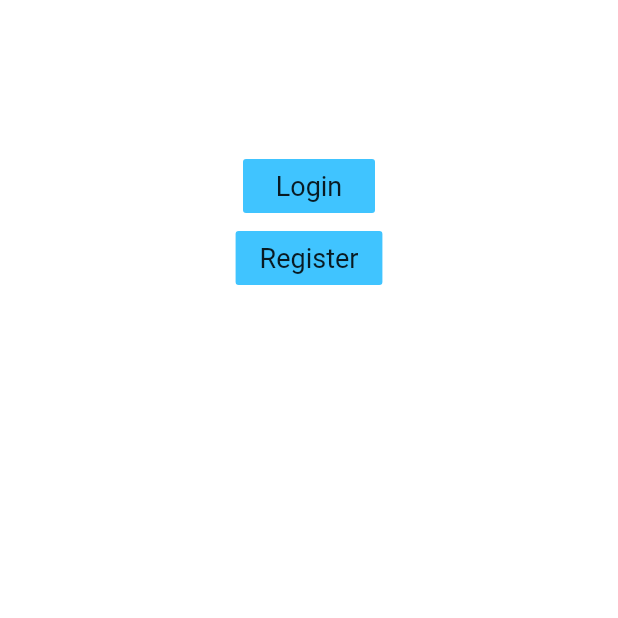
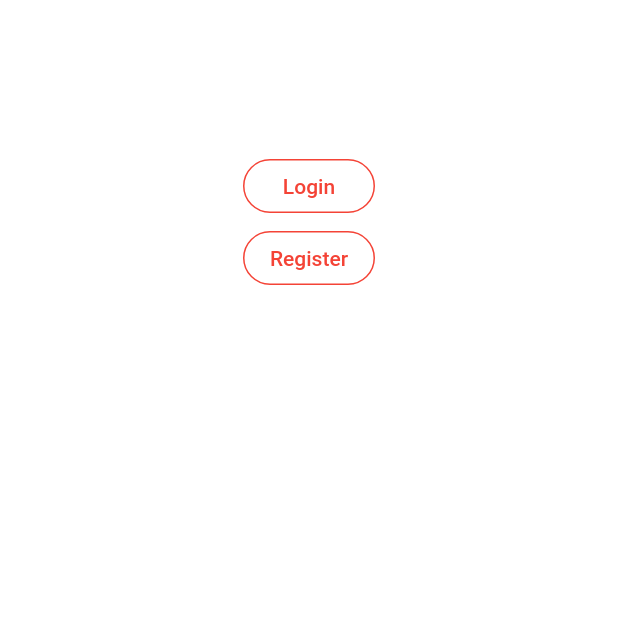
Before and after one commit to Victor-Alexandru/License, a Flutter app: the screen it shows after launch, on a phone screen of 412 x 824 dp, the top half of it. Run offline on Flutter 3.47's test engine with Material 2 defaults, Android fonts, the light colour scheme and no system bars; our stand-ins replace cloud_firestore, firebase_core, firebase_messaging, location; missing offline and left inert: geocoder; accounts and stored records are empty.

Commit message:
now we master UI

```diff
--- a/moodle_ui/lib/screens/home/root_screen.dart
+++ b/moodle_ui/lib/screens/home/root_screen.dart
@@ -18,22 +18,32 @@ class RootScreen extends StatelessWidget {
                 Navigator.push(context,
                     MaterialPageRoute(builder: (context) => LoginScreen()));
               },
+              shape: RoundedRectangleBorder(
+                  borderRadius: BorderRadius.circular(18.0),
+                  side: BorderSide(color: Colors.red)),
               child: Text(
                 "Login",
-                style: TextStyle(fontSize: 18, fontWeight: FontWeight.w400),
+                style: TextStyle(fontSize: 14),
               ),
-              color: Colors.lightBlueAccent,
+              color: Colors.white,
+              textColor: Colors.red,
+              padding: EdgeInsets.all(8.0),
             ),
             FlatButton(
               onPressed: () {
                 Navigator.push(context,
                     MaterialPageRoute(builder: (context) => LoginScreen()));
               },
+              shape: RoundedRectangleBorder(
+                  borderRadius: BorderRadius.circular(18.0),
+                  side: BorderSide(color: Colors.red)),
               child: Text(
                 "Register",
-                style: TextStyle(fontSize: 18, fontWeight: FontWeight.w400),
+                style: TextStyle(fontSize: 14),
               ),
-              color: Colors.lightBlueAccent,
+              color: Colors.white,
+              textColor: Colors.red,
+              padding: EdgeInsets.all(8.0),
             ),
           ],
         ),
```
